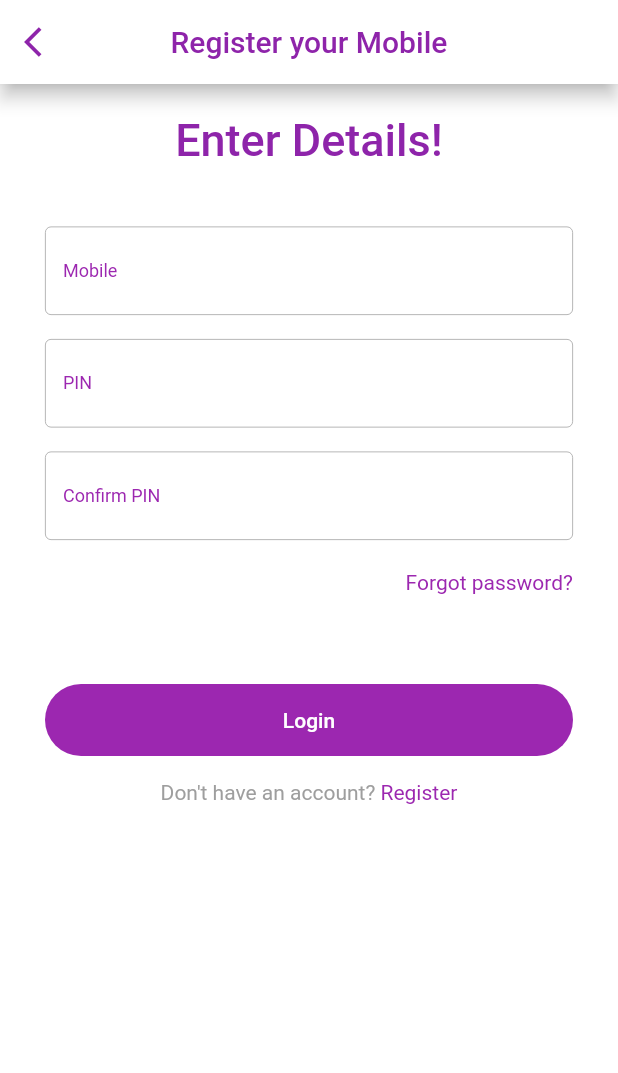
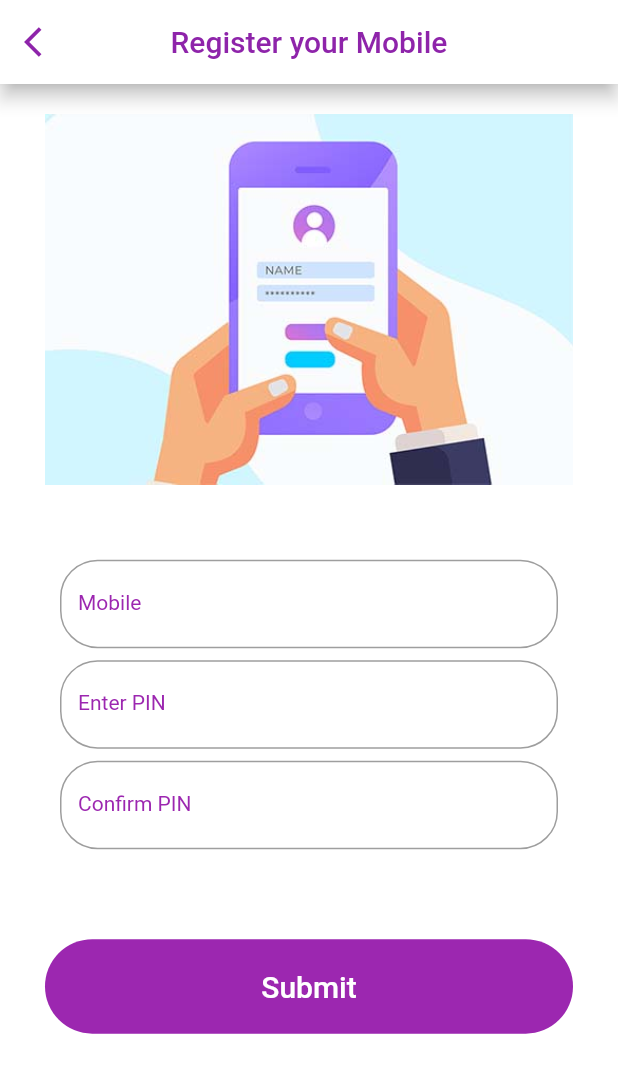
Before and after one commit to coolpepe17/gokullu2, a Flutter app: the LoginScreen screen opened directly, on a phone screen of 412 x 824 dp. Shown: the top 1073 px of the screen. Run offline on Flutter 3.47's test engine with Material 2 defaults, Android fonts, the phone set to English and light mode, and no system bars; our stand-ins replace flutter_svg.

Commit message:
WFH_6thFeb

```diff
--- a/lib/screen/home/widget/continue_button.dart
+++ b/lib/screen/home/widget/continue_button.dart
@@ -1,6 +1,8 @@
 import 'package:flutter/material.dart';
 import 'package:gokullu/constant.dart';
 import 'package:gokullu/screen/login/login_screen.dart';
+import 'package:gokullu/screen/main/main_screen.dart';
+// import 'package:gokullu/screen/login/login_screen.dart';
 import 'package:gokullu/screen/register/register_screen.dart';
 
 class ContinueButton extends StatelessWidget {
@@ -26,7 +28,7 @@ class ContinueButton extends StatelessWidget {
                   context,
                   MaterialPageRoute(
                     builder: (context) {
-                      return LoginScreen();
+                      return MainScreen();
                     },
                   ),
                 );
--- a/lib/screen/home/widget/login_and_register.dart
+++ b/lib/screen/home/widget/login_and_register.dart
@@ -25,7 +25,7 @@ class LoginAndRegister extends StatelessWidget {
                   context,
                   MaterialPageRoute(
                     builder: (context) {
-                      return RegisterScreen();
+                      return RegScreen();
                     },
                   ),
                 );
--- a/lib/screen/login/login_screen.dart
+++ b/lib/screen/login/login_screen.dart
@@ -1,6 +1,4 @@
 import 'dart:ui';
-
-import 'package:flutter/gestures.dart';
 import 'package:flutter/material.dart';
 import 'package:gokullu/constant.dart';
 import 'package:gokullu/screen/login/widget/login_button.dart';
@@ -18,40 +16,10 @@ class LoginScreen extends StatelessWidget {
           children: <Widget>[
             MobileReg(),
             LoginForm(),
-            Container(
-              padding: const EdgeInsets.symmetric(horizontal: 30),
-              alignment: Alignment.centerRight,
-              child: Text(
-                'Forgot password?',
-                style: TextStyle(color: mPrimaryColor),
-              ),
-            ),
             SizedBox(
-              height: 60,
+              height: 30,
             ),
             LoginButton(),
-            Container(
-              padding: const EdgeInsets.symmetric(
-                horizontal: 30,
-                vertical: 16,
-              ),
-              alignment: Alignment.center,
-              child: RichText(
-                text: TextSpan(style: TextStyle(color: Colors.grey), children: [
-                  TextSpan(text: 'Don\'t have an account? '),
-                  TextSpan(
-                    text: 'Register',
-                    style: TextStyle(
-                      color: mPrimaryColor,
-                    ),
-                    recognizer: TapGestureRecognizer()
-                      ..onTap = () {
-                        Navigator.pop(context);
-                      },
-                  ),
-                ]),
-              ),
-            )
           ],
         ),
       ),
--- a/lib/screen/login/widget/input_text_field.dart
+++ b/lib/screen/login/widget/input_text_field.dart
@@ -15,7 +15,7 @@ class InputTextField extends StatelessWidget {
   final String hint;
   final Function onChange;
   final bool password;
-  final String number;
+  final int number;
 
   @override
   Widget build(BuildContext context) {
@@ -26,23 +26,26 @@ class InputTextField extends StatelessWidget {
       decoration: InputDecoration(
         // border: OutlineInputBorder(),
         hintText: hint,
-        hintStyle: TextStyle(fontSize: 12, color: Colors.grey),
+        hintStyle: TextStyle(fontSize: 14, color: Colors.grey),
         labelText: label,
-        labelStyle: TextStyle(fontSize: 12, color: Colors.purple),
+        labelStyle: TextStyle(fontSize: 14, color: Colors.purple),
         border: OutlineInputBorder(
+            borderRadius: BorderRadius.circular(25.0),
             borderSide: BorderSide(
               color: mSecondColor,
               width: 2,
             )),
         focusedBorder: OutlineInputBorder(
+            borderRadius: BorderRadius.circular(25.0),
             borderSide: BorderSide(
               color: mPrimaryColor,
               width: 2,
             )),
         enabledBorder: OutlineInputBorder(
+            borderRadius: BorderRadius.circular(25.0),
             borderSide: BorderSide(
               color: Colors.grey,
-          width: 0.5,
+              width: 1,
             )),
       ),
     );
--- a/lib/screen/login/widget/login_button.dart
+++ b/lib/screen/login/widget/login_button.dart
@@ -1,5 +1,6 @@
 import 'package:flutter/material.dart';
 import 'package:gokullu/constant.dart';
+import 'package:gokullu/screen/home/home_screen.dart';
 import 'package:gokullu/screen/main/main_screen.dart';
 
 class LoginButton extends StatelessWidget {
@@ -21,19 +22,20 @@ class LoginButton extends StatelessWidget {
             context,
             MaterialPageRoute(
               builder: (context) {
-                return MainScreen();
+                return HomeScreen();
               },
             ),
           );
         },
         child: Container(
           width: double.infinity,
-          padding: const EdgeInsets.symmetric(vertical: 16),
+          padding: const EdgeInsets.symmetric(vertical: 20),
           alignment: Alignment.center,
           child: Text(
-            'Login',
+            'Submit',
             style: TextStyle(
               color: Colors.white,
+              fontSize: 20,
             ),
           ),
         ),
--- a/lib/screen/login/widget/login_form.dart
+++ b/lib/screen/login/widget/login_form.dart
@@ -9,35 +9,37 @@ class LoginForm extends StatelessWidget {
   @override
   Widget build(BuildContext context) {
     return Container(
-      padding: const EdgeInsets.symmetric(
-        vertical: 20,
-        horizontal: 30,
-      ),
+      padding: const EdgeInsets.all(20.0),
+      child: SingleChildScrollView(
+        child: Padding(
+          padding: const EdgeInsets.fromLTRB(20, 10, 20, 10),
           child: Column(
             children: <Widget>[
               InputTextField(
-            keyboardType: TextInputType.phone,
                 label: 'Mobile',
+                hint: 'Enter your mobile no.',
                 onChange: (value) {},
               ),
               SizedBox(
-            height: 16,
+                height: 8,
               ),
               InputTextField(
-            label: 'PIN',
-            password: true,
+                label: 'Enter PIN',
+                hint: 'Set a 4 digit PIN',
                 onChange: (value) {},
               ),
               SizedBox(
-            height: 16,
+                height: 8,
               ),
               InputTextField(
                 label: 'Confirm PIN',
-            password: true,
+                hint: 'Confirm the 4 digit PIN',
                 onChange: (value) {},
               ),
             ],
           ),
+        ),
+      ),
     );
   }
 }
--- a/lib/screen/login/widget/welcome_back.dart
+++ b/lib/screen/login/widget/welcome_back.dart
@@ -11,15 +11,19 @@ class MobileReg extends StatelessWidget {
     return Container(
       padding: const EdgeInsets.symmetric(horizontal: 30, vertical: 20),
       child: Center(
-        child: Text(
-          'Enter Details!',
-          style: TextStyle(
-            color: mPrimaryTextColor,
-            fontSize: 30,
-            fontWeight: FontWeight.w500,
+          child: Image.asset(
+        'assets/images/register.jpg',
+        //height: 250,
+      )
+          // Text(
+          //   'Enter Details!',
+          //   style: TextStyle(
+          //     color: mPrimaryTextColor,
+          //     fontSize: 30,
+          //     fontWeight: FontWeight.w500,
+          //   ),
+          // ),
           ),
-        ),
-      ),
     );
   }
 }
--- a/lib/screen/main/main_screen.dart
+++ b/lib/screen/main/main_screen.dart
@@ -21,7 +21,7 @@ class MainScreen extends StatelessWidget {
             left: 10,
             right: 10,
             bottom: 20,
-            top: 20,
+            top: 60,
             child: Container(
               padding: const EdgeInsets.fromLTRB(16, 6, 16, 60),
               decoration: BoxDecoration(
--- a/lib/screen/register/register_screen.dart
+++ b/lib/screen/register/register_screen.dart
@@ -1,20 +1,12 @@
 import 'dart:ui';
-
-//import 'package:flutter/gestures.dart';
 import 'package:flutter/material.dart';
 import 'package:gokullu/constant.dart';
-// import 'package:gokullu/screen/home/widget/continue_button.dart';
-// import 'package:gokullu/screen/home/widget/slider_dot.dart';
 import 'package:gokullu/screen/register/widget/submit_button.dart';
-//import 'package:flutter_coffee/screen/login/widget/login_button.dart';
-// import 'package:flutter_coffee/screen/login/widget/login_form.dart';
-// import 'package:flutter_coffee/screen/login/widget/welcome_back.dart';
-
 import 'widget/emergency_text.dart';
 import 'widget/register_form.dart';
 import 'widget/welcome_to.dart';
 
-class RegisterScreen extends StatelessWidget {
+class RegScreen extends StatelessWidget {
   @override
   Widget build(BuildContext context) {
     return Scaffold(
--- a/lib/screen/register/widget/input_field.dart
+++ b/lib/screen/register/widget/input_field.dart
@@ -26,21 +26,25 @@ class InputTextField extends StatelessWidget {
         hintText: hint,
         hintStyle: TextStyle(fontSize: 12, color: Colors.grey),
         labelText: label,
-        labelStyle: TextStyle(fontSize: 12, color: Colors.purpleAccent),
+        labelStyle: TextStyle(fontSize: 12, color: Colors.purple),
+
         border: OutlineInputBorder(
+            borderRadius: BorderRadius.circular(35.0),
             borderSide: BorderSide(
               color: mSecondColor,
               width: 2,
             )),
         focusedBorder: OutlineInputBorder(
+            borderRadius: BorderRadius.circular(35.0),
             borderSide: BorderSide(
               color: mPrimaryColor,
               width: 2,
             )),
         enabledBorder: OutlineInputBorder(
+            borderRadius: BorderRadius.circular(36.0),
             borderSide: BorderSide(
               color: Colors.grey,
-          width: 0.5,
+              width: 1,
             )),
       ),
     );
--- a/lib/screen/register/widget/register_form.dart
+++ b/lib/screen/register/widget/register_form.dart
@@ -11,11 +11,8 @@ class RegForm extends StatelessWidget {
     return Container(
       padding: const EdgeInsets.all(20.0),
       child: SingleChildScrollView(
-        child: Card(
-          //color: Colors.white70,
-          shadowColor: Colors.purple,
         child: Padding(
-            padding: const EdgeInsets.fromLTRB(10, 10, 10, 10),
+          padding: const EdgeInsets.fromLTRB(20, 10, 20, 10),
           child: Column(
             children: <Widget>[
               InputTextField(
@@ -43,7 +40,6 @@ class RegForm extends StatelessWidget {
           ),
         ),
       ),
-      ),
     );
   }
 }
@@ -61,10 +57,8 @@ class EmergencyForm extends StatelessWidget {
         horizontal: 15,
       ),
       child: SingleChildScrollView(
-        child: Card(
-          shadowColor: Colors.purple,
         child: Padding(
-            padding: const EdgeInsets.fromLTRB(10, 10, 10, 10),
+          padding: const EdgeInsets.fromLTRB(20, 10, 20, 10),
           child: Column(
             children: <Widget>[
               InputTextField(
@@ -100,7 +94,6 @@ class EmergencyForm extends StatelessWidget {
           ),
         ),
       ),
-      ),
     );
   }
 }
--- a/lib/screen/register/widget/submit_button.dart
+++ b/lib/screen/register/widget/submit_button.dart
@@ -1,6 +1,6 @@
 import 'package:flutter/material.dart';
 import 'package:gokullu/constant.dart';
-import 'package:gokullu/screen/login/login_screen.dart';
+// import 'package:gokullu/screen/login/login_screen.dart';
 import 'package:gokullu/screen/register/register_screen.dart';
 
 class SubmitButton extends StatelessWidget {
@@ -26,7 +26,7 @@ class SubmitButton extends StatelessWidget {
                   context,
                   MaterialPageRoute(
                     builder: (context) {
-                      return RegisterScreen();
+                      return RegScreen();
                     },
                   ),
                 );
--- a/lib/screen/splash/splash_screen.dart
+++ b/lib/screen/splash/splash_screen.dart
@@ -1,6 +1,8 @@
 import 'package:flutter/material.dart';
 import 'package:gokullu/screen/home/home_screen.dart';
 import 'package:flutter_svg/flutter_svg.dart';
+import 'package:gokullu/screen/login/login_screen.dart';
+import 'package:gokullu/screen/register/register_screen.dart';
 
 class SplashScreen extends StatefulWidget {
   @override
@@ -18,7 +20,7 @@ class _SplashScreenState extends State<SplashScreen> {
         context,
         MaterialPageRoute(
           builder: (context) {
-            return HomeScreen();
+            return LoginScreen();
           },
         ),
         (route) => false,
```
Also changed, not shown: assets/images/register.jpg (added), pubspec.lock. Lines whose indentation alone changed are shown as unchanged.
